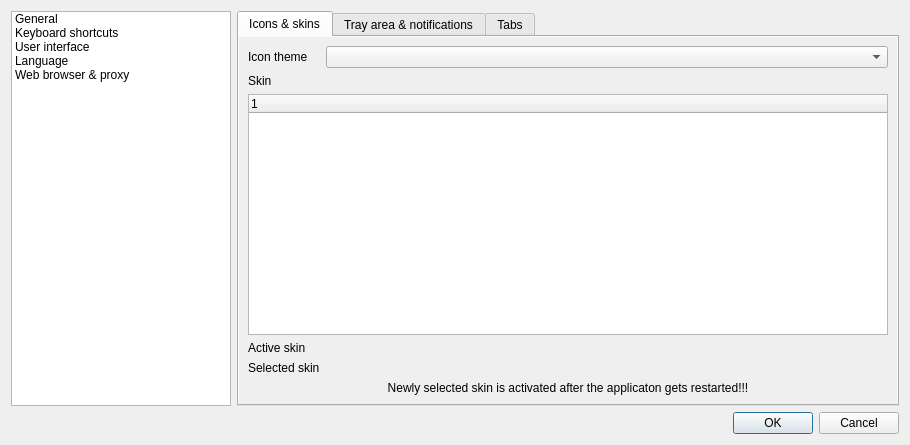
martinrotter/rssguard, file src/gui/formsettings.ui: the form before one commit.
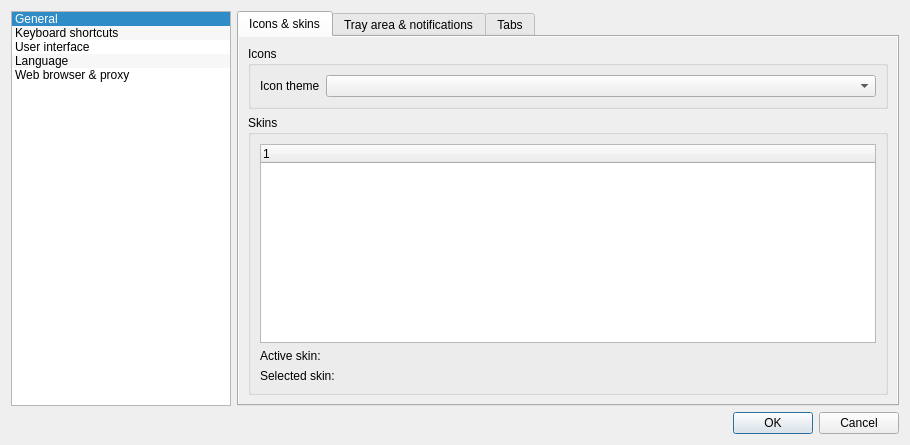
The form after the commit. The open tabs and pages were chosen to show the change. Custom widgets are drawn as their Qt base class.

```diff
--- a/src/gui/formsettings.ui
+++ b/src/gui/formsettings.ui
@@ -147,11 +147,20 @@
                <rect>
                 <x>0</x>
                 <y>0</y>
-                <width>436</width>
-                <height>196</height>
+                <width>662</width>
+                <height>371</height>
                </rect>
               </property>
               <layout class="QFormLayout" name="formLayout">
+               <property name="fieldGrowthPolicy">
+                <enum>QFormLayout::AllNonFixedFieldsGrow</enum>
+               </property>
+               <item row="0" column="0" colspan="2">
+                <widget class="QGroupBox" name="groupBox">
+                 <property name="title">
+                  <string>Icons</string>
+                 </property>
+                 <layout class="QFormLayout" name="formLayout_8">
                <item row="0" column="0">
                 <widget class="QLabel" name="m_lblIconTheme">
                  <property name="text">
@@ -165,14 +174,16 @@
                <item row="0" column="1">
                 <widget class="QComboBox" name="m_cmbIconTheme"/>
                </item>
-               <item row="1" column="0">
-                <widget class="QLabel" name="m_lblSkin">
-                 <property name="text">
-                  <string>Skin</string>
-                 </property>
+                 </layout>
                 </widget>
                </item>
-               <item row="2" column="0" colspan="2">
+               <item row="1" column="0" colspan="2">
+                <widget class="QGroupBox" name="groupBox_2">
+                 <property name="title">
+                  <string>Skins</string>
+                 </property>
+                 <layout class="QFormLayout" name="formLayout_9">
+                  <item row="0" column="0" colspan="2">
                 <widget class="QTreeWidget" name="m_treeSkins">
                  <property name="sizePolicy">
                   <sizepolicy hsizetype="Expanding" vsizetype="Expanding">
@@ -180,9 +191,15 @@
                    <verstretch>0</verstretch>
                   </sizepolicy>
                  </property>
+                    <property name="alternatingRowColors">
+                     <bool>false</bool>
+                    </property>
                  <property name="indentation">
                   <number>0</number>
                  </property>
+                    <property name="rootIsDecorated">
+                     <bool>false</bool>
+                    </property>
                  <property name="itemsExpandable">
                   <bool>false</bool>
                  </property>
@@ -196,42 +213,35 @@
                  </column>
                 </widget>
                </item>
-               <item row="3" column="0">
+                  <item row="1" column="0">
                 <widget class="QLabel" name="m_lblActiveCaption">
                  <property name="text">
-                  <string>Active skin</string>
+                     <string>Active skin:</string>
                  </property>
                 </widget>
                </item>
-               <item row="3" column="1">
+                  <item row="1" column="1">
                 <widget class="QLabel" name="m_lblActiveContents">
                  <property name="text">
                   <string/>
                  </property>
                 </widget>
                </item>
-               <item row="4" column="0">
+                  <item row="2" column="0">
                 <widget class="QLabel" name="m_lblSelectedCaption">
                  <property name="text">
-                  <string>Selected skin</string>
+                     <string>Selected skin:</string>
                  </property>
                 </widget>
                </item>
-               <item row="4" column="1">
+                  <item row="2" column="1">
                 <widget class="QLabel" name="m_lblSelectedContents">
                  <property name="text">
                   <string/>
                  </property>
                 </widget>
                </item>
-               <item row="5" column="0" colspan="2">
-                <widget class="QLabel" name="label">
-                 <property name="text">
-                  <string>Newly selected skin is activated after the applicaton gets restarted!!!</string>
-                 </property>
-                 <property name="alignment">
-                  <set>Qt::AlignCenter</set>
-                 </property>
+                 </layout>
                 </widget>
                </item>
               </layout>
@@ -640,8 +650,20 @@
        <height>16777215</height>
       </size>
      </property>
+     <property name="showDropIndicator" stdset="0">
+      <bool>false</bool>
+     </property>
+     <property name="alternatingRowColors">
+      <bool>true</bool>
+     </property>
+     <property name="movement">
+      <enum>QListView::Static</enum>
+     </property>
+     <property name="selectionRectVisible">
+      <bool>false</bool>
+     </property>
      <property name="currentRow">
-      <number>-1</number>
+      <number>0</number>
      </property>
      <item>
       <property name="text">
```
Left out of the diff: 6 changed lines with no effect on the pictures. Lines whose indentation alone changed are shown as unchanged.
